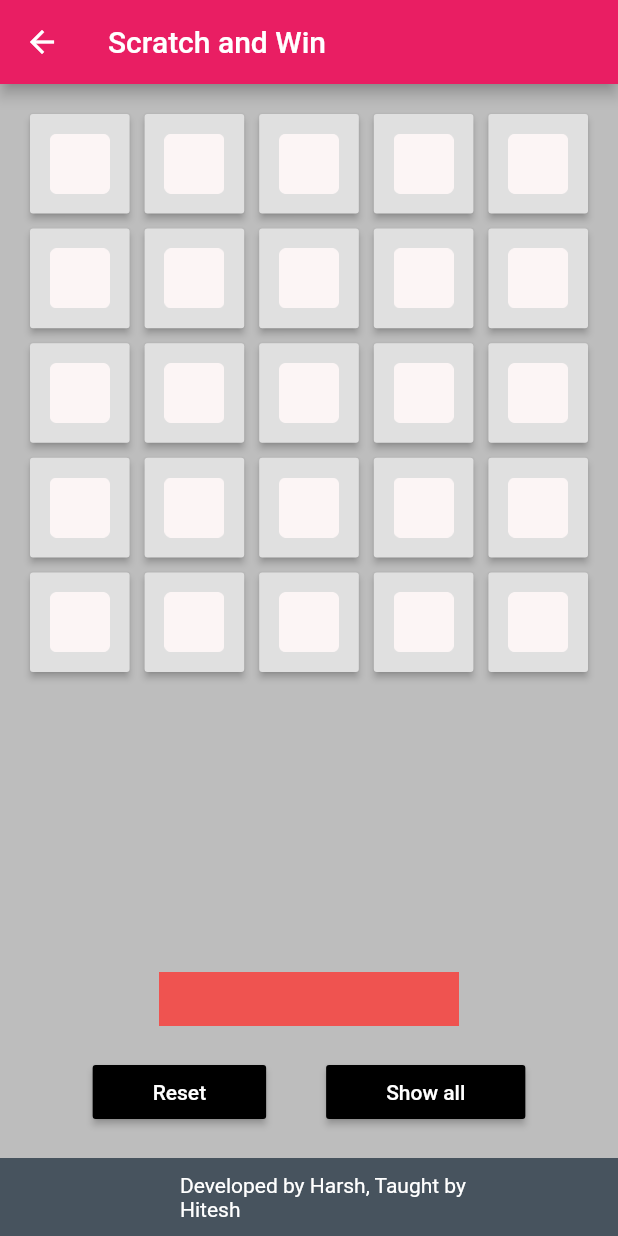
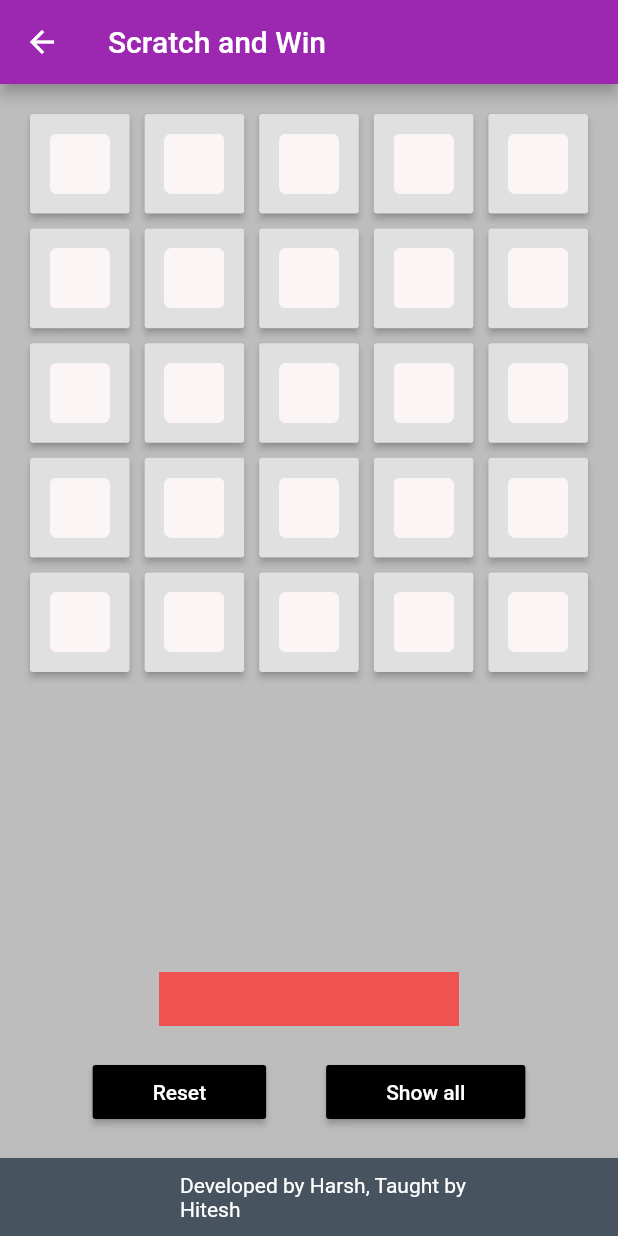
Before and after one commit to namancoder/flutterBootcamp, a Flutter app: the screen it shows after launch, after a tap on "Play game", on a phone screen of 412 x 824 dp. Run offline on Flutter 3.47's test engine with Material 2 defaults, Android fonts, the light colour scheme and no system bars; our stand-ins replace audioplayers, google_fonts, transparent_image; network calls fail.

Commit message:
scratch and win

```diff
--- a/Scratch-and-Win-Game-Flutter-master/lib/main.dart
+++ b/Scratch-and-Win-Game-Flutter-master/lib/main.dart
@@ -2,7 +2,7 @@ import 'package:flutter/material.dart';
 import 'home_page.dart';
 import 'first_page.dart';
 
-void main(){
+void main() {
   runApp(MyApp());
 }
 
@@ -12,11 +12,11 @@ class MyApp extends StatelessWidget {
     return MaterialApp(
       home: FirstPage(),
       theme: ThemeData(
-        primarySwatch: Colors.pink,
-      ),title: "Scratch and win",
+        primarySwatch: Colors.purple,
+      ),
+      title: "Scratch and win",
     );
   }
 }
 
-class Homepage {
-}
+class Homepage {}
--- a/Scratch-and-Win-Game-Flutter-master/lib/rules_page.dart
+++ b/Scratch-and-Win-Game-Flutter-master/lib/rules_page.dart
@@ -13,7 +13,7 @@ class _RulesPageState extends State<RulesPage> {
         title: Text("Scratch and Win"),
       ),
       body: Center(
-        child: Text("The rules for this game are pretty simple"),
+        child: Text("Hardest Game You Will Ever Play"),
       ),
     );
   }
```
Also changed, not shown: Scratch-and-Win-Game-Flutter-master/pubspec.lock.
